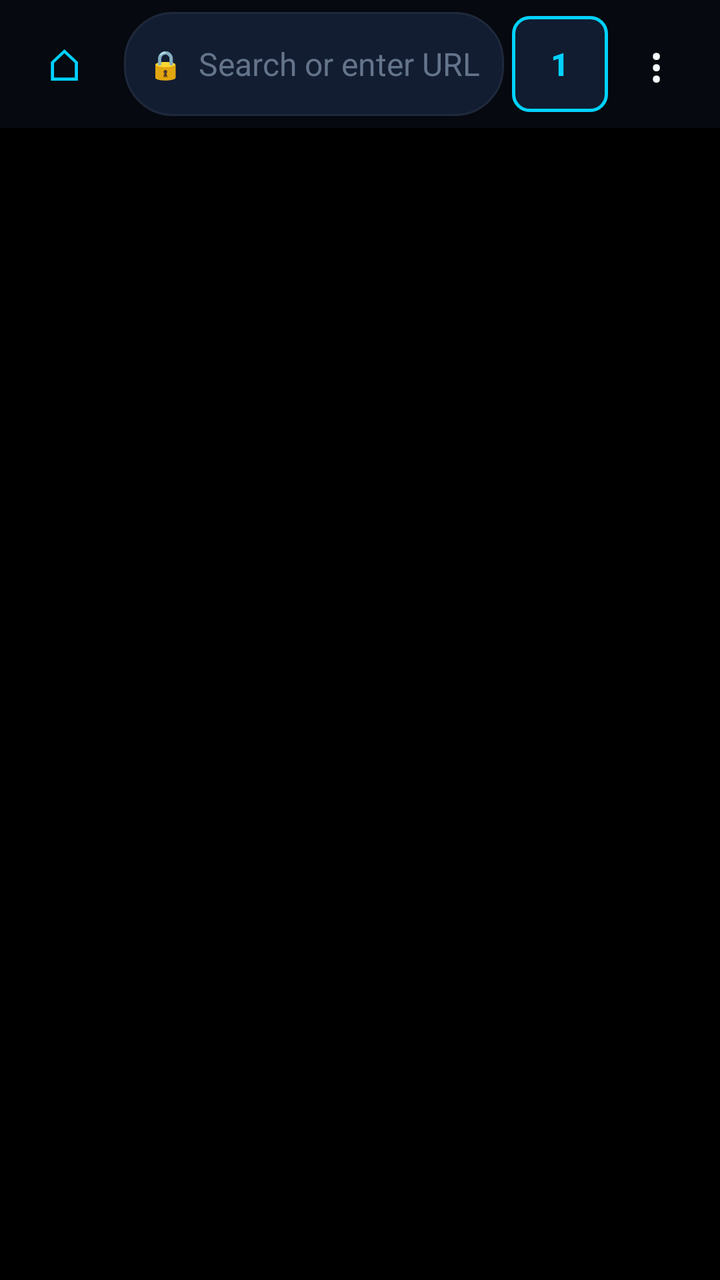
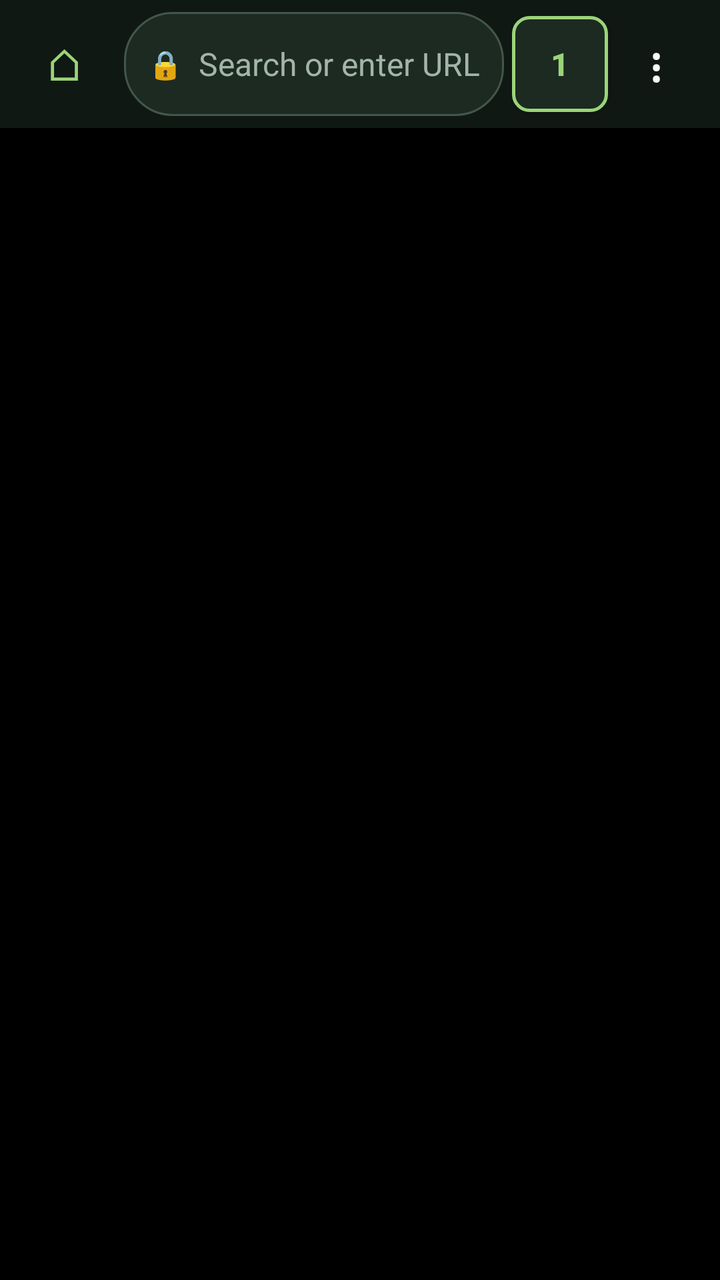

Before-and-after screenshots of an Android layout around one commit, followed by the original layout XML and the change that was made.
<!-- AndroidManifest.xml: application theme AppTheme -->
<!-- res/layout/activity_main.xml -->
<?xml version="1.0" encoding="utf-8"?>
<RelativeLayout xmlns:android="http://schemas.android.com/apk/res/android"
    android:id="@+id/mainRoot"
    android:focusable="true" android:focusableInTouchMode="true"
    android:layout_width="match_parent"
    android:layout_height="match_parent"
    android:background="@color/bg_primary">

    
    <LinearLayout
        android:id="@+id/mobileTopBar"
        android:layout_width="match_parent" android:layout_height="64dp"
        android:layout_alignParentTop="true" android:background="@color/bg_primary"
        android:gravity="center_vertical" android:orientation="horizontal"
        android:paddingHorizontal="8dp" android:elevation="6dp">

        <Button android:id="@+id/btnHome"
            android:layout_width="48dp" android:layout_height="48dp"
            android:layout_marginEnd="6dp"
            android:background="@drawable/bg_mobile_icon_button"
            android:text="⌂"
            android:textColor="@color/accent_cyan"
            android:textSize="22sp"
            android:padding="0dp"
            android:contentDescription="@string/btn_home"
            android:visibility="visible" />
        <LinearLayout
            android:id="@+id/omniboxContainer"
            android:layout_width="0dp" android:layout_height="52dp" android:layout_weight="1"
            android:background="@drawable/bg_mobile_omnibox" android:gravity="center_vertical"
            android:orientation="horizontal" android:paddingStart="12dp" android:paddingEnd="4dp">
            <TextView android:id="@+id/tvSecurityLock"
                android:layout_width="wrap_content" android:layout_height="wrap_content"
                android:layout_marginEnd="8dp" android:text="🔒"
                android:textColor="@color/security_green" android:textSize="14sp" />
            <EditText android:id="@+id/editUrl"
                android:layout_width="0dp" android:layout_height="match_parent" android:layout_weight="1"
                android:background="@android:color/transparent" android:hint="@string/url_hint"
                android:imeOptions="actionGo|flagNoExtractUi" android:inputType="textUri"
                android:selectAllOnFocus="true"
                android:paddingVertical="0dp" android:singleLine="true"
                android:textColor="@color/text_primary" android:textColorHint="@color/text_dim"
                android:textSize="16sp" android:contentDescription="@string/url_hint" />
            <TextView android:id="@+id/btnClearUrl"
                android:layout_width="48dp" android:layout_height="48dp" android:gravity="center"
                android:text="✕" android:textColor="@color/text_secondary" android:textSize="18sp"
                android:visibility="gone" android:contentDescription="@string/btn_clear"
                android:background="@drawable/bg_mobile_icon_button" />
            <TextView android:id="@+id/btnSearchTrigger"
                android:layout_width="48dp" android:layout_height="48dp" android:gravity="center"
                android:text="→" android:textColor="@color/accent_cyan" android:textSize="24sp"
                android:visibility="gone" android:contentDescription="@string/btn_go"
                android:background="@drawable/bg_mobile_icon_button" />
        </LinearLayout>
        <Button android:id="@+id/btnReload" android:layout_width="48dp" android:layout_height="48dp" android:visibility="gone" android:text="↻" />
        <Button android:id="@+id/btnStar" android:layout_width="48dp" android:layout_height="48dp" android:visibility="gone" android:text="☆" />
        <Button android:id="@+id/btnAddTab" android:layout_width="48dp" android:layout_height="48dp" android:visibility="gone" android:text="+" />
        <Button android:id="@+id/btnTabCount"
            android:layout_width="48dp" android:layout_height="48dp" android:layout_marginStart="4dp"
            android:background="@drawable/bg_mobile_tab_badge" android:text="1"
            android:textColor="@color/accent_cyan" android:textSize="16sp" android:textStyle="bold"
            android:padding="0dp" android:contentDescription="@string/tabs_title" />
        <Button android:id="@+id/btnMenu"
            android:layout_width="48dp" android:layout_height="48dp"
            android:background="@drawable/bg_mobile_icon_button" android:text="⋮"
            android:textColor="@color/text_primary" android:textSize="24sp" android:padding="0dp"
            android:contentDescription="@string/btn_menu" />
    </LinearLayout>

    
    <ProgressBar
        android:id="@+id/pageProgressBar"
        style="?android:attr/progressBarStyleHorizontal"
        android:layout_width="match_parent"
        android:layout_height="2.5dp"
        android:layout_below="@id/mobileTopBar"
        android:progressDrawable="@color/accent_cyan"
        android:visibility="gone" />

    
    <FrameLayout
        android:id="@+id/webViewContainer"
        android:layout_width="match_parent"
        android:layout_height="match_parent"
        android:layout_below="@id/pageProgressBar"
        android:layout_alignParentBottom="true"
        android:background="@color/bg_pure_black" />

    
    <LinearLayout
        android:id="@+id/findInPageBar"
        android:layout_width="match_parent"
        android:layout_height="48dp"
        android:layout_below="@id/mobileTopBar"
        android:background="@color/bg_secondary"
        android:gravity="center_vertical"
        android:orientation="horizontal"
        android:paddingHorizontal="12dp"
        android:visibility="gone"
        android:elevation="8dp">

        <EditText
            android:id="@+id/editFindText"
            android:layout_width="0dp"
            android:layout_height="36dp"
            android:layout_weight="1"
            android:background="@drawable/bg_mobile_omnibox"
            android:hint="Najdi na strani..."
            android:paddingHorizontal="12dp"
            android:singleLine="true"
            android:textColor="@color/text_primary"
            android:textColorHint="@color/text_dim"
            android:textSize="13sp" />

        <TextView
            android:id="@+id/tvFindMatches"
            android:layout_width="wrap_content"
            android:layout_height="wrap_content"
            android:layout_marginStart="8dp"
            android:textColor="@color/accent_cyan"
            android:textSize="12sp"
            android:text="0/0" />

        <Button
            android:id="@+id/btnFindPrev"
            android:layout_width="34dp"
            android:layout_height="34dp"
            android:layout_marginStart="6dp"
            android:background="@drawable/bg_mobile_icon_button"
            android:text="▲"
            android:textColor="@color/text_primary"
            android:textSize="12sp" />

        <Button
            android:id="@+id/btnFindNext"
            android:layout_width="34dp"
            android:layout_height="34dp"
            android:layout_marginStart="2dp"
            android:background="@drawable/bg_mobile_icon_button"
            android:text="▼"
            android:textColor="@color/text_primary"
            android:textSize="12sp" />

        <Button
            android:id="@+id/btnFindClose"
            android:layout_width="34dp"
            android:layout_height="34dp"
            android:layout_marginStart="2dp"
            android:background="@drawable/bg_mobile_icon_button"
            android:text="✕"
            android:textColor="@color/text_secondary"
            android:textSize="14sp" />
    </LinearLayout>

    
    <RelativeLayout
        android:id="@+id/tabSwitcherOverlay"
        android:layout_width="match_parent"
        android:layout_height="match_parent"
        android:background="@color/bg_pure_black"
        android:visibility="gone"
        android:elevation="20dp">

        
        <LinearLayout
            android:id="@+id/tabSwitcherHeader"
            android:layout_width="match_parent"
            android:layout_height="56dp"
            android:layout_alignParentTop="true"
            android:background="@color/bg_primary"
            android:gravity="center_vertical"
            android:orientation="horizontal"
            android:paddingHorizontal="16dp">

            <TextView
                android:id="@+id/tvTabsTitle"
                android:layout_width="0dp"
                android:layout_height="wrap_content"
                android:layout_weight="1"
                android:text="@string/tabs_title"
                android:textColor="@color/text_primary"
                android:textSize="18sp"
                android:textStyle="bold" />

            <Button
                android:id="@+id/btnNewTabInSwitcher"
                android:layout_width="wrap_content"
                android:layout_height="36dp"
                android:background="@drawable/bg_mobile_omnibox"
                android:paddingHorizontal="14dp"
                android:text="@string/tabs_new_tab"
                android:textColor="@color/accent_cyan"
                android:textSize="13sp"
                android:textStyle="bold" />

            <Button
                android:id="@+id/btnCloseTabsSwitcher"
                android:layout_width="36dp"
                android:layout_height="36dp"
                android:layout_marginStart="8dp"
                android:background="@drawable/bg_mobile_icon_button"
                android:text="✕"
                android:textColor="@color/text_primary"
                android:textSize="16sp" />
        </LinearLayout>

        
        <GridView
            android:id="@+id/tabsGridView"
            android:layout_width="match_parent"
            android:layout_height="match_parent"
            android:layout_below="@id/tabSwitcherHeader"
            android:layout_above="@+id/tabSwitcherFooter"
            android:numColumns="2"
            android:horizontalSpacing="12dp"
            android:verticalSpacing="12dp"
            android:padding="14dp"
            android:clipToPadding="false"
            android:scrollbars="vertical" />

        
        <LinearLayout
            android:id="@+id/tabSwitcherFooter"
            android:layout_width="match_parent"
            android:layout_height="48dp"
            android:layout_alignParentBottom="true"
            android:background="@color/bg_primary"
            android:gravity="center"
            android:orientation="horizontal">

            <TextView
                android:id="@+id/btnCloseAllTabs"
                android:layout_width="wrap_content"
                android:layout_height="wrap_content"
                android:text="@string/tabs_close_all"
                android:textColor="@color/danger_red"
                android:textSize="13sp"
                android:textStyle="bold"
                android:padding="8dp" />
        </LinearLayout>
    </RelativeLayout>

</RelativeLayout>
<!-- resources referenced by this layout -->
<resources>
  <color name="accent_cyan">#00D2FF</color>
  <color name="bg_primary">#06090F</color>
  <color name="bg_pure_black">#000000</color>
  <color name="bg_secondary">#0E1626</color>
  <color name="danger_red">#EF4444</color>
  <color name="security_green">#10B981</color>
  <color name="text_dim">#64748B</color>
  <color name="text_primary">#F8FAFC</color>
  <color name="text_secondary">#94A3B8</color>
  <!-- drawable bg_mobile_icon_button (drawable) -->
  <?xml version="1.0" encoding="utf-8"?>
  <ripple xmlns:android="http://schemas.android.com/apk/res/android"
      android:color="@color/ripple_color">
      <item>
          <selector>
              <item android:state_pressed="true">
                  <shape android:shape="oval">
                      <solid android:color="@color/bg_secondary" />
                  </shape>
              </item>
              <item>
                  <shape android:shape="oval">
                      <solid android:color="@android:color/transparent" />
                  </shape>
              </item>
          </selector>
      </item>
  </ripple>
  <!-- drawable bg_mobile_omnibox (drawable) -->
  <?xml version="1.0" encoding="utf-8"?>
  <selector xmlns:android="http://schemas.android.com/apk/res/android">
      <item android:state_focused="true">
          <shape android:shape="rectangle">
              <solid android:color="@color/bg_omnibox_focus" />
              <stroke android:width="2dp" android:color="@color/border_omnibox_focus" />
              <corners android:radius="24dp" />
          </shape>
      </item>
      <item>
          <shape android:shape="rectangle">
              <solid android:color="@color/bg_omnibox" />
              <stroke android:width="1dp" android:color="@color/border_omnibox" />
              <corners android:radius="24dp" />
          </shape>
      </item>
  </selector>
  <string name="btn_clear">Clear</string>
  <string name="btn_go">Go or search</string>
  <string name="btn_home">Home</string>
  <string name="btn_menu">Menu</string>
  <string name="tabs_close_all">Close all tabs</string>
  <string name="tabs_new_tab">+ New tab</string>
  <string name="tabs_title">Open Tabs</string>
  <string name="url_hint">Search or enter URL</string>
  <style name="AppTheme" parent="@android:style/Theme.Material.NoActionBar">
          <item name="android:windowBackground">@color/bg_primary</item>
          <item name="android:colorBackground">@color/bg_primary</item>
          <item name="android:colorPrimary">@color/bg_primary</item>
          <item name="android:colorPrimaryDark">@color/bg_pure_black</item>
          <item name="android:colorAccent">@color/accent_cyan</item>
          <item name="android:statusBarColor">@color/bg_primary</item>
          <item name="android:navigationBarColor">@color/bg_pure_black</item>
          <item name="android:windowLightStatusBar">false</item>
          <item name="android:windowLightNavigationBar">false</item>
      </style>
  <color name="ripple_color">#2600D2FF</color>
  <color name="bg_omnibox_focus">#182640</color>
  <color name="border_omnibox_focus">#00D2FF</color>
  <color name="bg_omnibox">#131D31</color>
  <color name="border_omnibox">#1E293B</color>
  <color name="accent_cyan_glow">#8000D2FF</color>
  <color name="badge_tab_bg">#111C30</color>
  <color name="badge_tab_border">#00D2FF</color>
  <!-- unchanged entries left out for length: 1 -->
</resources>

<!-- the commit's change to res/layout/activity_main.xml (unified diff, before → after) -->
@@ -9,7 +9,7 @@
     
     <LinearLayout
         android:id="@+id/mobileTopBar"
-        android:layout_width="match_parent" android:layout_height="64dp"
+        android:layout_width="match_parent" android:layout_height="@dimen/browser_toolbar_height"
         android:layout_alignParentTop="true" android:background="@color/bg_primary"
         android:gravity="center_vertical" android:orientation="horizontal"
         android:paddingHorizontal="8dp" android:elevation="6dp">
@@ -26,7 +26,7 @@
             android:visibility="visible" />
         <LinearLayout
             android:id="@+id/omniboxContainer"
-            android:layout_width="0dp" android:layout_height="52dp" android:layout_weight="1"
+            android:layout_width="0dp" android:layout_height="@dimen/browser_address_height" android:layout_weight="1"
             android:background="@drawable/bg_mobile_omnibox" android:gravity="center_vertical"
             android:orientation="horizontal" android:paddingStart="12dp" android:paddingEnd="4dp">
             <TextView android:id="@+id/tvSecurityLock"
@@ -40,13 +40,13 @@
                 android:selectAllOnFocus="true"
                 android:paddingVertical="0dp" android:singleLine="true"
                 android:textColor="@color/text_primary" android:textColorHint="@color/text_dim"
-                android:textSize="16sp" android:contentDescription="@string/url_hint" />
-            <TextView android:id="@+id/btnClearUrl"
+                android:textSize="@dimen/browser_address_text" android:contentDescription="@string/url_hint" />
+            <TextView android:id="@+id/btnClearUrl" android:focusable="true"
                 android:layout_width="48dp" android:layout_height="48dp" android:gravity="center"
                 android:text="✕" android:textColor="@color/text_secondary" android:textSize="18sp"
                 android:visibility="gone" android:contentDescription="@string/btn_clear"
                 android:background="@drawable/bg_mobile_icon_button" />
-            <TextView android:id="@+id/btnSearchTrigger"
+            <TextView android:id="@+id/btnSearchTrigger" android:focusable="true"
                 android:layout_width="48dp" android:layout_height="48dp" android:gravity="center"
                 android:text="→" android:textColor="@color/accent_cyan" android:textSize="24sp"
                 android:visibility="gone" android:contentDescription="@string/btn_go"
@@ -90,7 +90,7 @@
     <LinearLayout
         android:id="@+id/findInPageBar"
         android:layout_width="match_parent"
-        android:layout_height="48dp"
+        android:layout_height="56dp"
         android:layout_below="@id/mobileTopBar"
         android:background="@color/bg_secondary"
         android:gravity="center_vertical"
@@ -102,7 +102,7 @@
         <EditText
             android:id="@+id/editFindText"
             android:layout_width="0dp"
-            android:layout_height="36dp"
+            android:layout_height="48dp"
             android:layout_weight="1"
             android:background="@drawable/bg_mobile_omnibox"
             android:hint="Najdi na strani..."
@@ -123,8 +123,8 @@
 
         <Button
             android:id="@+id/btnFindPrev"
-            android:layout_width="34dp"
-            android:layout_height="34dp"
+            android:layout_width="48dp"
+            android:layout_height="48dp"
             android:layout_marginStart="6dp"
             android:background="@drawable/bg_mobile_icon_button"
             android:text="▲"
@@ -133,8 +133,8 @@
 
         <Button
             android:id="@+id/btnFindNext"
-            android:layout_width="34dp"
-            android:layout_height="34dp"
+            android:layout_width="48dp"
+            android:layout_height="48dp"
             android:layout_marginStart="2dp"
             android:background="@drawable/bg_mobile_icon_button"
             android:text="▼"
@@ -143,8 +143,8 @@
 
         <Button
             android:id="@+id/btnFindClose"
-            android:layout_width="34dp"
-            android:layout_height="34dp"
+            android:layout_width="48dp"
+            android:layout_height="48dp"
             android:layout_marginStart="2dp"
             android:background="@drawable/bg_mobile_icon_button"
             android:text="✕"
@@ -185,7 +185,7 @@
             <Button
                 android:id="@+id/btnNewTabInSwitcher"
                 android:layout_width="wrap_content"
-                android:layout_height="36dp"
+                android:layout_height="48dp"
                 android:background="@drawable/bg_mobile_omnibox"
                 android:paddingHorizontal="14dp"
                 android:text="@string/tabs_new_tab"
@@ -194,9 +194,9 @@
                 android:textStyle="bold" />
 
             <Button
-                android:id="@+id/btnCloseTabsSwitcher"
-                android:layout_width="36dp"
-                android:layout_height="36dp"
+                android:id="@+id/btnCloseTabsSwitcher" android:contentDescription="@string/btn_close"
+                android:layout_width="48dp"
+                android:layout_height="48dp"
                 android:layout_marginStart="8dp"
                 android:background="@drawable/bg_mobile_icon_button"
                 android:text="✕"
@@ -211,7 +211,7 @@
             android:layout_height="match_parent"
             android:layout_below="@id/tabSwitcherHeader"
             android:layout_above="@+id/tabSwitcherFooter"
-            android:numColumns="2"
+            android:numColumns="@integer/tab_grid_columns"
             android:horizontalSpacing="12dp"
             android:verticalSpacing="12dp"
             android:padding="14dp"
<!-- resource entries referenced after the edit -->
@@ -1,14 +1,17 @@
 <!-- resources referenced by this layout -->
 <resources>
-  <color name="accent_cyan">#00D2FF</color>
-  <color name="bg_primary">#06090F</color>
+  <color name="accent_cyan">#9BD478</color>
+  <color name="bg_primary">#101814</color>
   <color name="bg_pure_black">#000000</color>
-  <color name="bg_secondary">#0E1626</color>
+  <color name="bg_secondary">#19241E</color>
   <color name="danger_red">#EF4444</color>
   <color name="security_green">#10B981</color>
-  <color name="text_dim">#64748B</color>
+  <color name="text_dim">#A3B5A9</color>
   <color name="text_primary">#F8FAFC</color>
-  <color name="text_secondary">#94A3B8</color>
+  <color name="text_secondary">#B7C5BC</color>
+  <dimen name="browser_address_height">52dp</dimen>
+  <dimen name="browser_address_text">16sp</dimen>
+  <dimen name="browser_toolbar_height">64dp</dimen>
   <!-- drawable bg_mobile_icon_button (drawable) -->
   <?xml version="1.0" encoding="utf-8"?>
   <ripple xmlns:android="http://schemas.android.com/apk/res/android"
@@ -31,7 +34,7 @@
   <!-- drawable bg_mobile_omnibox (drawable) -->
   <?xml version="1.0" encoding="utf-8"?>
   <selector xmlns:android="http://schemas.android.com/apk/res/android">
-      <item android:state_focused="true">
+      <item android:state_activated="true">
           <shape android:shape="rectangle">
               <solid android:color="@color/bg_omnibox_focus" />
               <stroke android:width="2dp" android:color="@color/border_omnibox_focus" />
@@ -46,7 +49,9 @@
           </shape>
       </item>
   </selector>
+  <integer name="tab_grid_columns">2</integer>
   <string name="btn_clear">Clear</string>
+  <string name="btn_close">Close</string>
   <string name="btn_go">Go or search</string>
   <string name="btn_home">Home</string>
   <string name="btn_menu">Menu</string>
@@ -65,14 +70,14 @@
           <item name="android:windowLightStatusBar">false</item>
           <item name="android:windowLightNavigationBar">false</item>
       </style>
-  <color name="ripple_color">#2600D2FF</color>
-  <color name="bg_omnibox_focus">#182640</color>
-  <color name="border_omnibox_focus">#00D2FF</color>
-  <color name="bg_omnibox">#131D31</color>
-  <color name="border_omnibox">#1E293B</color>
-  <color name="accent_cyan_glow">#8000D2FF</color>
-  <color name="badge_tab_bg">#111C30</color>
-  <color name="badge_tab_border">#00D2FF</color>
+  <color name="ripple_color">#269BD478</color>
+  <color name="bg_omnibox_focus">#263D2C</color>
+  <color name="border_omnibox_focus">#9BD478</color>
+  <color name="bg_omnibox">#1C2A22</color>
+  <color name="border_omnibox">#42574A</color>
+  <color name="accent_cyan_glow">#409BD478</color>
+  <color name="badge_tab_bg">#1C2A22</color>
+  <color name="badge_tab_border">#9BD478</color>
   <!-- unchanged entries left out for length: 1 -->
 </resources>
 
